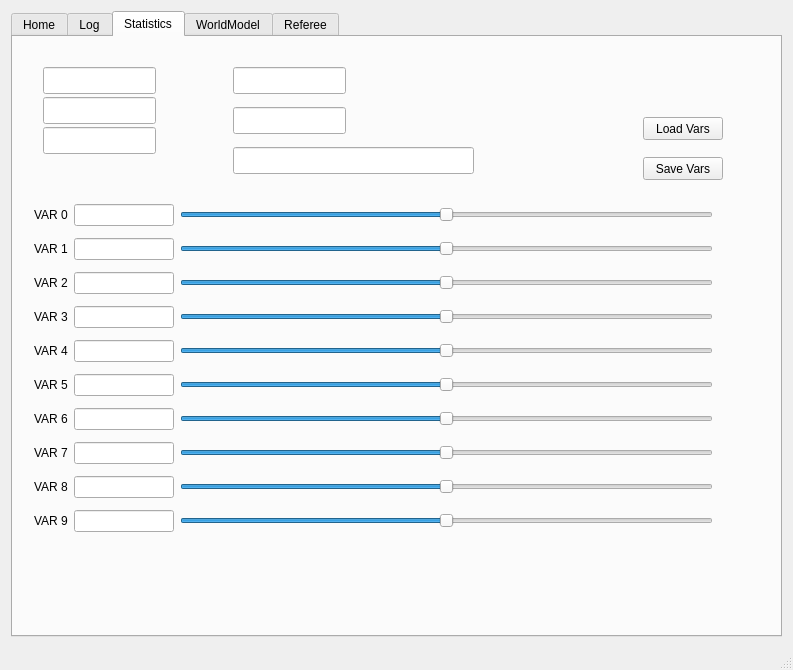
KN2C/KN2C-SSL, file src/ui/mainwindow.ui: the form before one commit.
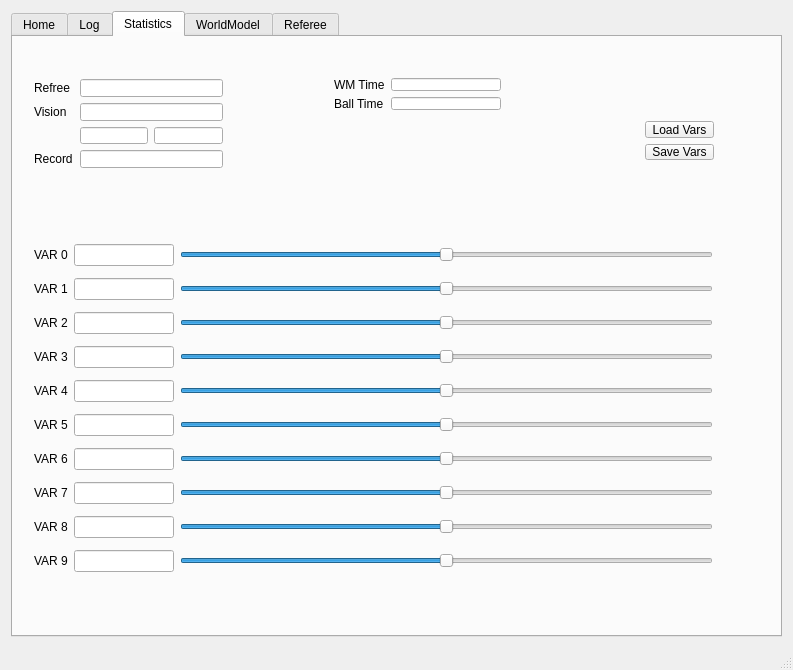
The form after the commit. Icons and pictures are not drawn.

The edit to the form file:
```diff
--- a/src/ui/mainwindow.ui
+++ b/src/ui/mainwindow.ui
@@ -72,71 +72,11 @@
        <attribute name="title">
         <string>Statistics</string>
        </attribute>
-       <widget class="QLineEdit" name="txtRefreeSpeed">
-        <property name="geometry">
-         <rect>
-          <x>30</x>
-          <y>30</y>
-          <width>113</width>
-          <height>27</height>
-         </rect>
-        </property>
-       </widget>
-       <widget class="QLineEdit" name="txtVisionSpeed">
-        <property name="geometry">
-         <rect>
-          <x>30</x>
-          <y>60</y>
-          <width>113</width>
-          <height>27</height>
-         </rect>
-        </property>
-       </widget>
-       <widget class="QLineEdit" name="txtRecordSpeed">
-        <property name="geometry">
-         <rect>
-          <x>30</x>
-          <y>90</y>
-          <width>113</width>
-          <height>27</height>
-         </rect>
-        </property>
-       </widget>
-       <widget class="QLineEdit" name="txtTime">
-        <property name="geometry">
-         <rect>
-          <x>220</x>
-          <y>30</y>
-          <width>113</width>
-          <height>27</height>
-         </rect>
-        </property>
-       </widget>
-       <widget class="QLineEdit" name="txtTimeBall">
-        <property name="geometry">
-         <rect>
-          <x>220</x>
-          <y>70</y>
-          <width>113</width>
-          <height>27</height>
-         </rect>
-        </property>
-       </widget>
-       <widget class="QLineEdit" name="txtBall">
-        <property name="geometry">
-         <rect>
-          <x>220</x>
-          <y>110</y>
-          <width>241</width>
-          <height>27</height>
-         </rect>
-        </property>
-       </widget>
        <widget class="QWidget" name="layoutWidget">
         <property name="geometry">
          <rect>
           <x>10</x>
-          <y>150</y>
+          <y>190</y>
           <width>701</width>
           <height>371</height>
          </rect>
@@ -484,31 +424,128 @@
          </item>
         </layout>
        </widget>
-       <widget class="QPushButton" name="btnSaveVars">
+       <widget class="QWidget" name="">
         <property name="geometry">
          <rect>
-          <x>630</x>
-          <y>120</y>
-          <width>80</width>
-          <height>23</height>
+          <x>310</x>
+          <y>30</y>
+          <width>189</width>
+          <height>54</height>
          </rect>
         </property>
-        <property name="text">
-         <string>Save Vars</string>
+        <layout class="QFormLayout" name="formLayout_2">
+         <item row="0" column="0">
+          <widget class="QLabel" name="label_14">
+           <property name="text">
+            <string>WM Time</string>
+           </property>
+          </widget>
+         </item>
+         <item row="0" column="1">
+          <widget class="QLineEdit" name="txtTime"/>
+         </item>
+         <item row="1" column="0">
+          <widget class="QLabel" name="label_15">
+           <property name="text">
+            <string>Ball Time</string>
+           </property>
+          </widget>
+         </item>
+         <item row="1" column="1">
+          <widget class="QLineEdit" name="txtTimeBall"/>
+         </item>
+        </layout>
+       </widget>
+       <widget class="QWidget" name="">
+        <property name="geometry">
+         <rect>
+          <x>621</x>
+          <y>73</y>
+          <width>91</width>
+          <height>61</height>
+         </rect>
         </property>
+        <layout class="QVBoxLayout" name="verticalLayout_9">
+         <item>
+          <widget class="QPushButton" name="btnLoadVars">
+           <property name="text">
+            <string>Load Vars</string>
+           </property>
+          </widget>
+         </item>
+         <item>
+          <widget class="QPushButton" name="btnSaveVars">
+           <property name="text">
+            <string>Save Vars</string>
+           </property>
+          </widget>
+         </item>
+        </layout>
        </widget>
-       <widget class="QPushButton" name="btnLoadVars">
+       <widget class="QWidget" name="">
         <property name="geometry">
          <rect>
-          <x>630</x>
-          <y>80</y>
-          <width>80</width>
-          <height>23</height>
+          <x>10</x>
+          <y>31</y>
+          <width>211</width>
+          <height>111</height>
          </rect>
         </property>
-        <property name="text">
-         <string>Load Vars</string>
-        </property>
+        <layout class="QFormLayout" name="formLayout">
+         <item row="0" column="0">
+          <widget class="QLabel" name="label_11">
+           <property name="text">
+            <string>Refree</string>
+           </property>
+          </widget>
+         </item>
+         <item row="0" column="1">
+          <widget class="QLineEdit" name="txtRefreeSpeed"/>
+         </item>
+         <item row="1" column="0">
+          <widget class="QLabel" name="label_12">
+           <property name="text">
+            <string>Vision</string>
+           </property>
+          </widget>
+         </item>
+         <item row="1" column="1">
+          <widget class="QLineEdit" name="txtVisionSpeed"/>
+         </item>
+         <item row="2" column="0">
+          <spacer name="horizontalSpacer">
+           <property name="orientation">
+            <enum>Qt::Horizontal</enum>
+           </property>
+           <property name="sizeHint" stdset="0">
+            <size>
+             <width>40</width>
+             <height>20</height>
+            </size>
+           </property>
+          </spacer>
+         </item>
+         <item row="2" column="1">
+          <layout class="QHBoxLayout" name="horizontalLayout_12">
+           <item>
+            <widget class="QLineEdit" name="txtVisionSpeed_0"/>
+           </item>
+           <item>
+            <widget class="QLineEdit" name="txtVisionSpeed_1"/>
+           </item>
+          </layout>
+         </item>
+         <item row="3" column="0">
+          <widget class="QLabel" name="label_13">
+           <property name="text">
+            <string>Record</string>
+           </property>
+          </widget>
+         </item>
+         <item row="3" column="1">
+          <widget class="QLineEdit" name="txtRecordSpeed"/>
+         </item>
+        </layout>
        </widget>
       </widget>
       <widget class="QWidget" name="tabWM">
```
